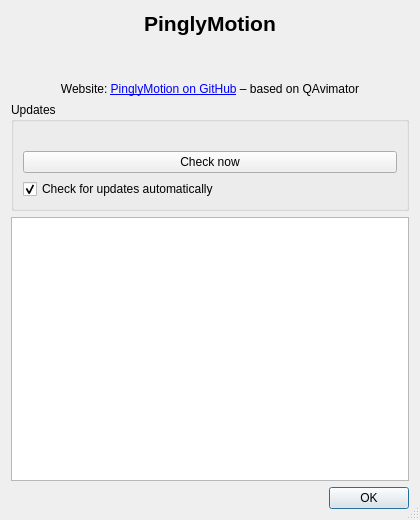
First picture: the form in src/aboutdialog.ui, repository pingledingle-tech/PinglyMotion, before the edit.
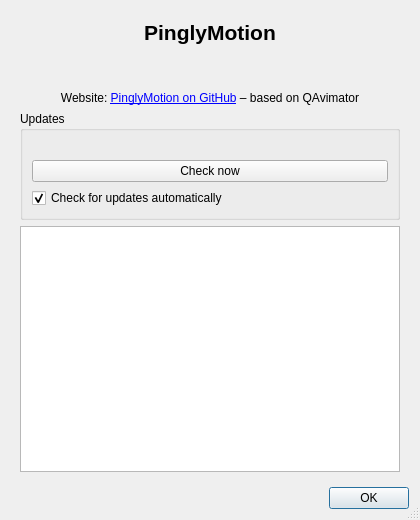
Second picture: the form after the edit.

What changed in the file:
```diff
--- a/src/aboutdialog.ui
+++ b/src/aboutdialog.ui
@@ -13,6 +13,12 @@
   </property>
   <layout class="QVBoxLayout" name="mainLayout">
    <item>
+    <widget class="QScrollArea" name="scrollArea">
+     <property name="frameShape"><enum>QFrame::NoFrame</enum></property>
+     <property name="widgetResizable"><bool>true</bool></property>
+     <widget class="QWidget" name="scrollContents">
+      <layout class="QVBoxLayout" name="contentLayout">
+   <item>
     <widget class="QLabel" name="titleLabel">
      <property name="font"><font><pointsize>16</pointsize><bold>true</bold></font></property>
      <property name="text"><string>PinglyMotion</string></property>
@@ -77,6 +83,10 @@
      <property name="verticalScrollBarPolicy"><enum>Qt::ScrollBarAsNeeded</enum></property>
      <property name="horizontalScrollBarPolicy"><enum>Qt::ScrollBarAlwaysOff</enum></property>
      <property name="lineWrapMode"><enum>QTextEdit::WidgetWidth</enum></property>
+    </widget>
+   </item>
+      </layout>
+     </widget>
     </widget>
    </item>
    <item>
```
